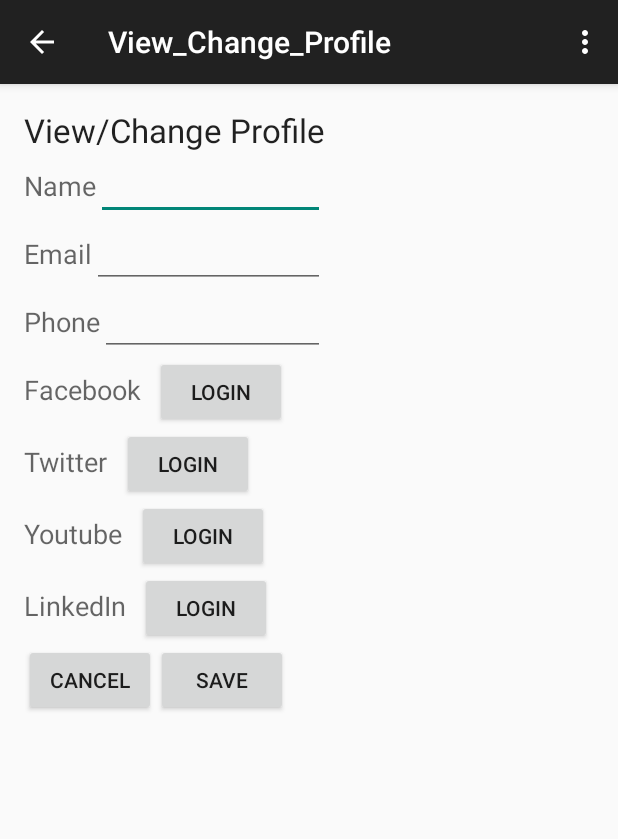
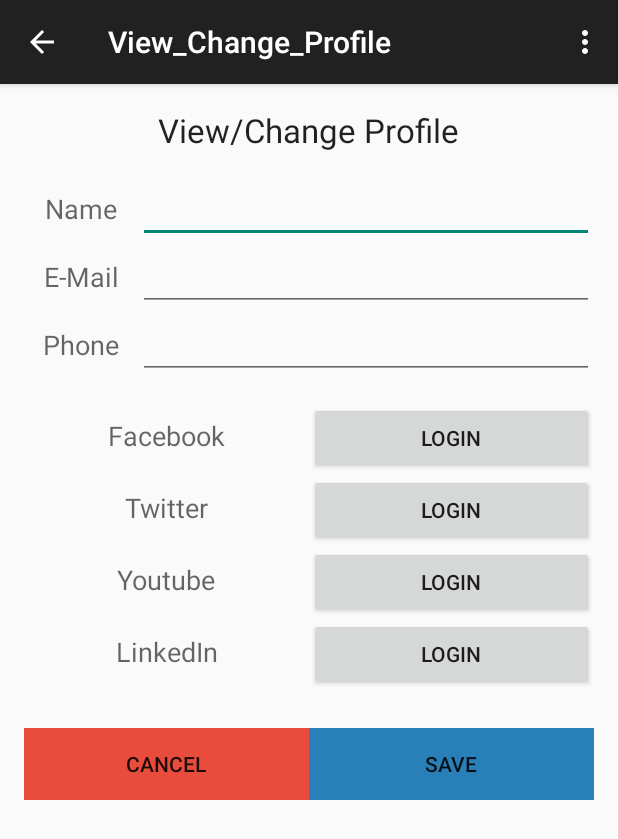
Before and after one commit to KyCodeHuynh/QRU, an Android app: the View_Change_Profile screen opened directly, with no data from a screen before it, on a phone screen of 412 x 824 dp. Shown: the top 839 px of the screen. Run offline under Robolectric (Android 15) with nearby library versions, the phone set to English and light mode, and no system bars.

Commit message:
VCP page looking stellar.

```diff
--- a/app/src/main/res/layout/activity_view__change__profile.xml
+++ b/app/src/main/res/layout/activity_view__change__profile.xml
@@ -7,17 +7,20 @@
     tools:context="qru.sbhacks.ucla.myapplication.View_Change_Profile">
 
     <ScrollView
-        android:layout_width="wrap_content"
-        android:layout_height="wrap_content"
+        android:layout_width="fill_parent"
+        android:layout_height="fill_parent"
         android:id="@+id/scrollView" >
 
         <LinearLayout
             android:orientation="vertical"
             android:layout_width="fill_parent"
             android:layout_height="wrap_content"
-            android:layout_gravity="center_horizontal"
-            android:weightSum="1">
+            android:layout_gravity="center_horizontal">
 
+            <LinearLayout
+                    android:orientation="vertical"
+                    android:layout_width="fill_parent"
+                    android:layout_height="fill_parent" >
                 <TextView
                     android:layout_width="wrap_content"
                     android:layout_height="wrap_content"
@@ -26,141 +29,188 @@
                     android:id="@+id/textView2"
                     android:layout_gravity="center_horizontal" />
 
+                <Space
+                    android:layout_width="0dp"
+                    android:layout_height="15dp"
+                    android:layout_weight="1" />
                 <LinearLayout
                     android:orientation="horizontal"
-                android:layout_width="match_parent"
+                    android:layout_width="fill_parent"
                     android:layout_height="wrap_content"
                     android:layout_gravity="center_horizontal"
-                android:weightSum="1">
+                    android:weightSum="5">
 
                     <TextView
-                    android:layout_width="wrap_content"
+                        android:layout_width="0dp"
                         android:layout_height="wrap_content"
                         android:textAppearance="?android:attr/textAppearanceMedium"
                         android:text="Name"
+                        android:layout_weight="1"
+                        android:gravity="center"
                         android:id="@+id/textView3" />
 
                     <EditText
-                    android:layout_width="match_parent"
+                        android:layout_width="0dp"
                         android:layout_height="wrap_content"
-                    android:id="@+id/editText" />
+                        android:id="@+id/editText"
+                        android:layout_weight="4"/>
+                </LinearLayout>
+                <LinearLayout
+                    android:orientation="horizontal"
+                    android:layout_width="fill_parent"
+                    android:layout_height="wrap_content"
+                    android:layout_gravity="center_horizontal"
+                    android:weightSum="5">
+
+                    <TextView
+                        android:layout_width="0dp"
+                        android:layout_height="wrap_content"
+                        android:textAppearance="?android:attr/textAppearanceMedium"
+                        android:text="E-Mail"
+                        android:layout_weight="1"
+                        android:gravity="center"
+                        android:id="@+id/textView4" />
+
+                    <EditText
+                        android:layout_width="0dp"
+                        android:layout_height="wrap_content"
+                        android:inputType="textEmailAddress"
+                        android:id="@+id/editText2"
+                        android:layout_weight="4"/>
                 </LinearLayout>
 
                 <LinearLayout
                     android:orientation="horizontal"
-                android:layout_width="match_parent"
+                    android:layout_width="fill_parent"
                     android:layout_height="wrap_content"
                     android:layout_gravity="center_horizontal"
-                android:weightSum="1">
+                    android:weightSum="5">
 
                     <TextView
-                    android:layout_width="wrap_content"
+                        android:layout_width="0dp"
                         android:layout_height="wrap_content"
                         android:textAppearance="?android:attr/textAppearanceMedium"
-                    android:text="Email"
-                    android:id="@+id/textView4" />
+                        android:text="Phone"
+                        android:layout_weight="1"
+                        android:gravity="center"
+                        android:id="@+id/textView5" />
 
                     <EditText
-                    android:layout_width="wrap_content"
+                        android:layout_width="0dp"
                         android:layout_height="wrap_content"
-                    android:id="@+id/editText2"
+                        android:inputType="number"
+                        android:id="@+id/editText3"
+                        android:layout_weight="4"/>
+                </LinearLayout>
+            </LinearLayout>
+
+            <Space
+                android:layout_width="0dp"
+                android:layout_height="15dp"
+                android:layout_weight="1" />
+
+            <LinearLayout
+                android:orientation="vertical"
+                android:layout_width="fill_parent"
+                android:layout_height="fill_parent"
+                android:layout_gravity="center">
+
+                <LinearLayout
+                    android:orientation="horizontal"
+                    android:layout_width="fill_parent"
+                    android:layout_height="wrap_content"
+                    android:weightSum="2" >
+
+                    <TextView
+                        android:layout_width="fill_parent"
+                        android:layout_height="wrap_content"
+                        android:gravity="center"
+                        android:textAppearance="?android:attr/textAppearanceMedium"
+                        android:text="Facebook"
+                        android:id="@+id/textView6"
+                        android:layout_weight="1"/>
+
+                    <Button
+                        android:layout_width="fill_parent"
+                        android:layout_height="wrap_content"
+                        android:text="Login"
+                        android:id="@+id/button4"
                         android:layout_weight="1" />
                 </LinearLayout>
 
                 <LinearLayout
                     android:orientation="horizontal"
                     android:layout_width="fill_parent"
-                android:layout_height="wrap_content">
+                    android:layout_height="wrap_content"
+                    android:weightSum="2" >
 
                     <TextView
-                    android:layout_width="wrap_content"
+                        android:layout_width="fill_parent"
                         android:layout_height="wrap_content"
+                        android:gravity="center"
                         android:textAppearance="?android:attr/textAppearanceMedium"
-                    android:text="Phone"
-                    android:id="@+id/textView5" />
+                        android:text="Twitter"
+                        android:id="@+id/textView7"
+                        android:layout_weight="1"/>
 
-                <EditText
-                    android:layout_width="match_parent"
+                    <Button
+                        android:layout_width="fill_parent"
                         android:layout_height="wrap_content"
-                    android:id="@+id/editText3" />
-
+                        android:text="Login"
+                        android:id="@+id/button5"
+                        android:layout_weight="1"/>
                 </LinearLayout>
 
                 <LinearLayout
                     android:orientation="horizontal"
                     android:layout_width="fill_parent"
-                android:layout_height="wrap_content" >
+                    android:layout_height="wrap_content"
+                    android:weightSum="2">
 
                     <TextView
-                    android:layout_width="wrap_content"
+                        android:layout_width="fill_parent"
                         android:layout_height="wrap_content"
+                        android:gravity="center"
                         android:textAppearance="?android:attr/textAppearanceMedium"
-                    android:text="Facebook  "
-                    android:id="@+id/textView6" />
+                        android:text="Youtube"
+                        android:id="@+id/textView8"
+                        android:layout_weight="1"/>
 
                     <Button
-                    android:layout_width="wrap_content"
+                        android:layout_width="fill_parent"
                         android:layout_height="wrap_content"
                         android:text="Login"
-                    android:id="@+id/button4" />
+                        android:id="@+id/button6"
+                        android:layout_weight="1"/>
                 </LinearLayout>
 
                 <LinearLayout
                     android:orientation="horizontal"
                     android:layout_width="fill_parent"
-                android:layout_height="wrap_content" >
+                    android:layout_height="wrap_content"
+                    android:weightSum="2">
 
                     <TextView
-                    android:layout_width="wrap_content"
+                        android:layout_width="fill_parent"
                         android:layout_height="wrap_content"
+                        android:gravity="center"
                         android:textAppearance="?android:attr/textAppearanceMedium"
-                    android:text="Twitter  "
-                    android:id="@+id/textView7" />
+                        android:text="LinkedIn"
+                        android:id="@+id/textView9"
+                        android:layout_weight="1"/>
 
                     <Button
-                    android:layout_width="wrap_content"
+                        android:layout_width="fill_parent"
                         android:layout_height="wrap_content"
                         android:text="Login"
-                    android:id="@+id/button5" />
+                        android:id="@+id/button7"
+                        android:layout_weight="1"/>
                 </LinearLayout>
 
-            <LinearLayout
-                android:orientation="horizontal"
-                android:layout_width="fill_parent"
-                android:layout_height="wrap_content" >
-
-                <TextView
-                    android:layout_width="wrap_content"
-                    android:layout_height="wrap_content"
-                    android:textAppearance="?android:attr/textAppearanceMedium"
-                    android:text="Youtube  "
-                    android:id="@+id/textView8" />
-
-                <Button
-                    android:layout_width="wrap_content"
-                    android:layout_height="wrap_content"
-                    android:text="Login"
-                    android:id="@+id/button6" />
-            </LinearLayout>
-
-            <LinearLayout
-                android:orientation="horizontal"
-                android:layout_width="fill_parent"
-                android:layout_height="wrap_content" >
-
-                <TextView
-                    android:layout_width="wrap_content"
-                    android:layout_height="wrap_content"
-                    android:textAppearance="?android:attr/textAppearanceMedium"
-                    android:text="LinkedIn  "
-                    android:id="@+id/textView9" />
-
-                <Button
-                    android:layout_width="wrap_content"
-                    android:layout_height="wrap_content"
-                    android:text="Login"
-                    android:id="@+id/button7" />
-            </LinearLayout>
+                <Space
+                    android:layout_width="0dp"
+                    android:layout_height="25dp"
+                    android:layout_weight="1" />
 
                 <LinearLayout
                     android:orientation="horizontal"
@@ -168,25 +218,28 @@
                     android:layout_height="fill_parent">
 
                     <Button
-                    android:layout_width="wrap_content"
+                        android:layout_width="fill_parent"
                         android:layout_height="wrap_content"
                         android:text="Cancel"
                         android:id="@+id/button8"
                         android:layout_alignParentBottom="true"
                         android:layout_alignParentStart="true"
-                    android:onClick="exit" />
+                        android:onClick="exit"
+                        android:background="#e74c3c"
+                        android:layout_weight="1"/>
 
                     <Button
-                    android:layout_width="wrap_content"
+                        android:layout_width="fill_parent"
                         android:layout_height="wrap_content"
                         android:text="Save"
                         android:id="@+id/button9"
-                    android:layout_gravity="right"
                         android:layout_alignTop="@+id/button8"
-                    android:layout_alignParentEnd="true" />
+                        android:layout_alignParentEnd="true"
+                        android:background="#2980b9"
+                        android:layout_weight="1"/>
                 </LinearLayout>
 
-
+            </LinearLayout>
 
         </LinearLayout>
 
```
Lines whose indentation alone changed are shown as unchanged.
